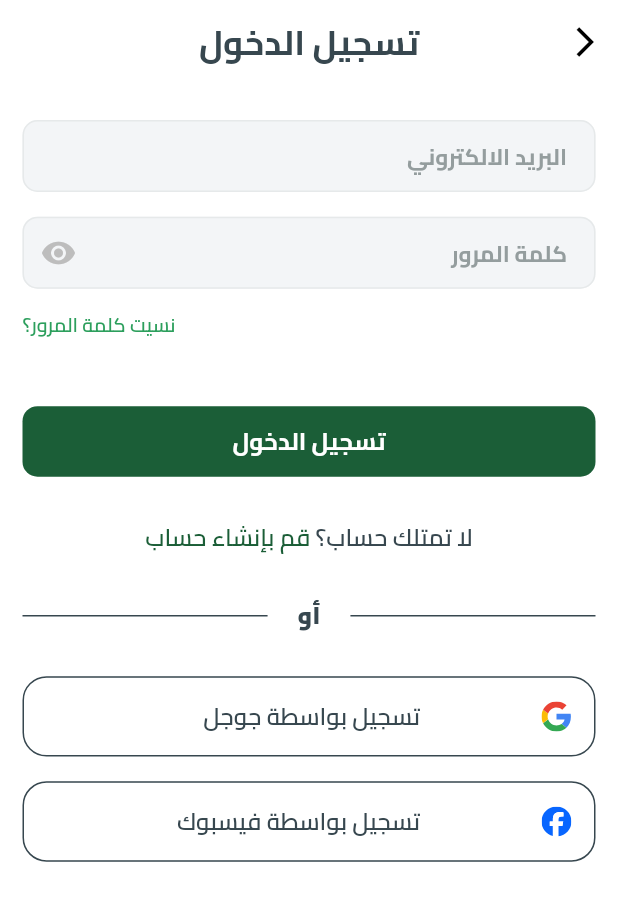
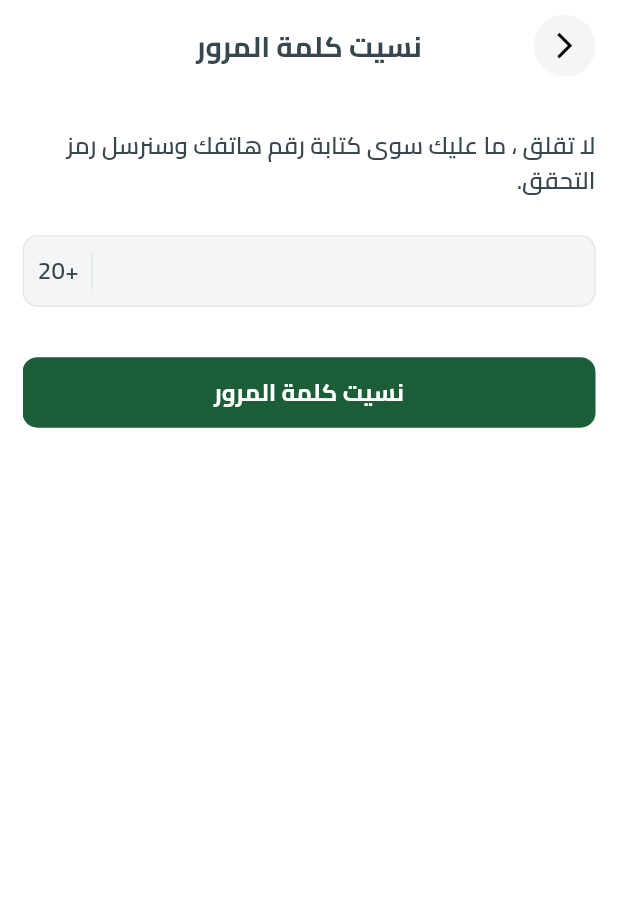
Before and after one commit to M-Fawzy2004/Fruit-App-Ecommerce, a Flutter app: the screen it shows after launch, after a tap on "تخط", after a tap on "نسيت كلمة المرور؟", on a phone screen of 412 x 824 dp. Shown: the top 901 px of the screen. Run offline on Flutter 3.47's test engine with Material 3 defaults, Android fonts, the phone set to English and light mode, and no system bars; our stand-ins replace bloc, cached_network_image, cloud_firestore, curved_navigation_bar, dartz, device_preview and 14 more; missing offline and left inert: flutter_facebook_auth, flutter_paypal_checkout; accounts and stored records are empty.

Commit message:
add screen forget pass and otp verf

```diff
--- a/assets/translations/ar.json
+++ b/assets/translations/ar.json
@@ -116,7 +116,9 @@
     "priceLow" : "السعر ( الأقل الي الأعلي )",
     "priceHigh" : "السعر ( الأعلي الي الأقل )",
     "alphabet" : "الأبجديه",
-    "filtering" : "تصفية"
+    "filtering" : "تصفية",
+    "have" : "لديك",
+    "category" : "منتجات فى سلله التسوق"
   },
 
   "Success" : {
--- a/assets/translations/en.json
+++ b/assets/translations/en.json
@@ -116,7 +116,9 @@
       "priceLow" : "Price (Low to High)",
       "priceHigh" :"Price (High to Low)",
       "alphabet" : "Alphabetically",
-      "filtering" : "تصفية"
+      "filtering" : "تصفية",
+      "have" : "لديك",
+      "category" : "منتجات فى سلله التسوق"
     },
 
     "Success" : {
--- a/lib/core/helper/on_generate.dart
+++ b/lib/core/helper/on_generate.dart
@@ -1,4 +1,6 @@
 import 'package:e_commerce_app/core/entities/product_entity.dart';
+import 'package:e_commerce_app/feature/auth/presentation/view/forget_password_view.dart';
+import 'package:e_commerce_app/feature/auth/presentation/view/pin_code_verf_view.dart';
 import 'package:e_commerce_app/feature/auth/presentation/view/signup_view.dart';
 import 'package:e_commerce_app/feature/best_selling/presentation/view/best_selling_view.dart';
 import 'package:e_commerce_app/feature/checkout/presentation/view/checkout_view.dart';
@@ -33,6 +35,14 @@ Route<dynamic> onGenerateRoute(RouteSettings settings) {
     // SignupView
     case SignUpView.routeName:
       return MaterialPageRoute(builder: (context) => SignUpView());
+
+    // forget password view
+    case ForgetPasswordView.routeName:
+      return MaterialPageRoute(builder: (context) => ForgetPasswordView());
+
+    // verification code view
+    case PinCodeVerificationView.routeName:
+      return MaterialPageRoute(builder: (context) => PinCodeVerificationView());
 
     // Homeview
     case MainView.routeName:
--- a/lib/core/widget/product_view_header.dart
+++ b/lib/core/widget/product_view_header.dart
@@ -20,12 +20,15 @@ class ProductViewHeader extends StatelessWidget {
   @override
   Widget build(BuildContext context) {
     bool isArabic = EasyLocalization.of(context)?.locale.languageCode == 'ar';
-    return Stack(
+    return Padding(
+      padding: const EdgeInsets.symmetric(vertical: 10.0),
+      child: Stack(
         alignment: Alignment.center,
         children: [
           if (isVisible)
             Align(
-            alignment: isArabic ? Alignment.centerRight : Alignment.centerLeft,
+              alignment:
+                  isArabic ? Alignment.centerRight : Alignment.centerLeft,
               child: Container(
                 height: MediaQuery.sizeOf(context).height * 0.05,
                 width: MediaQuery.sizeOf(context).width * 0.1,
@@ -51,7 +54,8 @@ class ProductViewHeader extends StatelessWidget {
           ),
           if (isVisibleNotification)
             Align(
-            alignment: isArabic ? Alignment.centerLeft : Alignment.centerRight,
+              alignment:
+                  isArabic ? Alignment.centerLeft : Alignment.centerRight,
               child: Container(
                 height: 35,
                 width: 35,
@@ -69,6 +73,7 @@ class ProductViewHeader extends StatelessWidget {
               ),
             ),
         ],
+      ),
     );
   }
 }
--- /dev/null
+++ b/lib/feature/auth/presentation/view/forget_password_view.dart
@@ -0,0 +1,26 @@
+import 'package:e_commerce_app/feature/auth/presentation/view/widget/forget_password_view_body.dart';
+import 'package:e_commerce_app/feature/auth/presentation/view/pin_code_verf_view.dart';
+import 'package:flutter/material.dart';
+
+class ForgetPasswordView extends StatelessWidget {
+  const ForgetPasswordView({super.key});
+
+  static const routeName = 'ForgetPasswordView';
+
+  @override
+  Widget build(BuildContext context) {
+    return Scaffold(
+      body: Padding(
+        padding: const EdgeInsets.symmetric(horizontal: 15.0),
+        child: SafeArea(
+          child: PageView(
+            children: [
+              ForgetPasswordViewBody(),
+              PinCodeVerificationView(),
+            ],
+          ),
+        ),
+      ),
+    );
+  }
+}
--- /dev/null
+++ b/lib/feature/auth/presentation/view/widget/forget_password_view_body.dart
@@ -0,0 +1,57 @@
+import 'package:e_commerce_app/core/utils/app_styles.dart';
+import 'package:e_commerce_app/core/widget/custom_button.dart';
+import 'package:e_commerce_app/core/widget/product_view_header.dart';
+import 'package:e_commerce_app/feature/auth/presentation/view/widget/phone_number_entry_box.dart';
+import 'package:e_commerce_app/feature/auth/presentation/view/pin_code_verf_view.dart';
+import 'package:flutter/material.dart';
+
+class ForgetPasswordViewBody extends StatelessWidget {
+  const ForgetPasswordViewBody({super.key});
+
+  @override
+  Widget build(BuildContext context) {
+    return CustomScrollView(
+      slivers: [
+        SliverToBoxAdapter(
+          child: ProductViewHeader(
+            isVisible: true,
+            isVisibleNotification: false,
+            title: 'نسيت كلمة المرور',
+          ),
+        ),
+        SliverToBoxAdapter(
+          child: SizedBox(
+            height: MediaQuery.sizeOf(context).height * 0.03,
+          ),
+        ),
+        SliverToBoxAdapter(
+          child: Text(
+            'لا تقلق ، ما عليك سوى كتابة رقم هاتفك وسنرسل رمز التحقق.',
+            style: Styles.fontText16(context),
+          ),
+        ),
+        SliverToBoxAdapter(
+          child: SizedBox(
+            height: MediaQuery.sizeOf(context).height * 0.03,
+          ),
+        ),
+        SliverToBoxAdapter(
+          child: PhoneNumberEntryBox(),
+        ),
+        SliverToBoxAdapter(
+          child: SizedBox(
+            height: MediaQuery.sizeOf(context).height * 0.02,
+          ),
+        ),
+        SliverToBoxAdapter(
+          child: CustomButton(
+            text: 'نسيت كلمة المرور',
+            onTap: () {
+              Navigator.pushNamed(context, PinCodeVerificationView.routeName);
+            },
+          ),
+        ),
+      ],
+    );
+  }
+}
--- /dev/null
+++ b/lib/feature/auth/presentation/view/widget/phone_number_entry_box.dart
@@ -0,0 +1,122 @@
+import 'package:e_commerce_app/constant.dart';
+import 'package:e_commerce_app/core/utils/app_styles.dart';
+import 'package:flutter/material.dart';
+import 'package:flutter/services.dart';
+
+class PhoneNumberEntryBox extends StatefulWidget {
+  final ValueChanged<String>? onPhoneNumberChanged;
+
+  const PhoneNumberEntryBox({super.key, this.onPhoneNumberChanged});
+
+  @override
+  State<PhoneNumberEntryBox> createState() => _PhoneNumberEntryBoxState();
+}
+
+class _PhoneNumberEntryBoxState extends State<PhoneNumberEntryBox> {
+  final TextEditingController _phoneNumberController = TextEditingController();
+  final FocusNode _phoneNumberFocusNode = FocusNode();
+  String _errorText = '';
+
+  @override
+  void dispose() {
+    _phoneNumberController.dispose();
+    _phoneNumberFocusNode.dispose();
+    super.dispose();
+  }
+
+  bool _validatePhoneNumber(String phoneNumber) {
+    final RegExp phoneRegex = RegExp(r'^\d{10}$');
+    return phoneRegex.hasMatch(phoneNumber);
+  }
+
+  void _onPhoneNumberChanged(String value) {
+    setState(() {
+      if (value.isEmpty) {
+        _errorText = '';
+      } else if (!_validatePhoneNumber(value)) {
+        _errorText = "الرجاء إدخال رقم هاتف صالح مكون من 10 أرقام";
+      } else {
+        _errorText = '';
+      }
+    });
+
+    widget.onPhoneNumberChanged?.call(value);
+  }
+
+  @override
+  Widget build(BuildContext context) {
+    return Column(
+      crossAxisAlignment: CrossAxisAlignment.start,
+      children: [
+        TextField(
+          controller: _phoneNumberController,
+          focusNode: _phoneNumberFocusNode,
+          style: Styles.fontText16(context),
+          textDirection: TextDirection.ltr,
+          decoration: InputDecoration(
+            fillColor: Theme.of(context).colorScheme.tertiary,
+            filled: true,
+            contentPadding: const EdgeInsets.symmetric(
+              vertical: 12,
+              horizontal: 15,
+            ),
+            border: OutlineInputBorder(
+              borderRadius: BorderRadius.circular(10),
+            ),
+            enabledBorder: _methodEnableOutlineBorder(),
+            focusedBorder: _methodFocusOutlineBorder(),
+            errorText: _errorText.isNotEmpty ? _errorText : null,
+            suffixIcon: Padding(
+              padding: const EdgeInsets.symmetric(horizontal: 10.0),
+              child: Row(
+                mainAxisSize: MainAxisSize.min,
+                children: [
+                  Container(
+                    width: MediaQuery.sizeOf(context).width * 0.003,
+                    height: MediaQuery.sizeOf(context).height * 0.03,
+                    color: kColorGery,
+                  ),
+                  SizedBox(
+                    width: MediaQuery.sizeOf(context).width * 0.02,
+                  ),
+                  Text(
+                    '+20',
+                    style: Styles.fontText16(context),
+                  ),
+                ],
+              ),
+            ),
+          ),
+          keyboardType: TextInputType.phone,
+          inputFormatters: [
+            FilteringTextInputFormatter.digitsOnly,
+            LengthLimitingTextInputFormatter(10),
+          ],
+          onChanged: _onPhoneNumberChanged,
+        ),
+        SizedBox(
+          height: MediaQuery.sizeOf(context).height * 0.02,
+        ),
+      ],
+    );
+  }
+
+  OutlineInputBorder _methodEnableOutlineBorder() {
+    return OutlineInputBorder(
+      borderRadius: BorderRadius.circular(10),
+      borderSide: BorderSide(
+        color: kColorGery,
+      ),
+    );
+  }
+
+  OutlineInputBorder _methodFocusOutlineBorder() {
+    return OutlineInputBorder(
+      borderRadius: BorderRadius.circular(10),
+      borderSide: BorderSide(
+        color: kColorGery,
+        width: 2,
+      ),
+    );
+  }
+}
--- a/lib/feature/auth/presentation/view/widget/signin_view_body.dart
+++ b/lib/feature/auth/presentation/view/widget/signin_view_body.dart
@@ -2,6 +2,7 @@ import 'package:e_commerce_app/constant.dart';
 import 'package:e_commerce_app/core/utils/app_styles.dart';
 import 'package:e_commerce_app/core/widget/custom_button.dart';
 import 'package:e_commerce_app/feature/auth/presentation/manager/signin_cubit/signin_cubit_cubit.dart';
+import 'package:e_commerce_app/feature/auth/presentation/view/forget_password_view.dart';
 import 'package:e_commerce_app/feature/auth/presentation/view/signup_view.dart';
 import 'package:e_commerce_app/feature/auth/presentation/view/widget/custom_form_text_field.dart';
 import 'package:e_commerce_app/feature/auth/presentation/view/widget/custom_login_different.dart';
@@ -54,7 +55,12 @@ class _SignInViewBodyState extends State<SignInViewBody> {
                 child: Padding(
                   padding: const EdgeInsets.symmetric(vertical: 15.0),
                   child: GestureDetector(
-                    onTap: () {},
+                    onTap: () {
+                      Navigator.pushNamed(
+                        context,
+                        ForgetPasswordView.routeName,
+                      );
+                    },
                     child: Text(
                       LocaleKeys.Login_forgotPassword.tr(),
                       style: Styles.fontText13(context)
--- a/lib/feature/home/presentation/view/widget/cart_header.dart
+++ b/lib/feature/home/presentation/view/widget/cart_header.dart
@@ -30,7 +30,7 @@ class CartHeader extends StatelessWidget {
           color: Color(0xffEBF9F1),
           child: Center(
             child: Text(
-              'لديك ${context.watch<CartCubit>().cartEntity.cartItems.length} منتجات في سله التسوق',
+              '${LocaleKeys.CategoryProduct_have.tr()} ${context.watch<CartCubit>().cartEntity.cartItems.length} ${LocaleKeys.CategoryProduct_category.tr()}',
               style: Styles.fontText13(context).copyWith(
                 color: activeDotColor,
               ),
--- a/pubspec.yaml
+++ b/pubspec.yaml
@@ -53,6 +53,7 @@ dependencies:
   http: ^1.2.2
   loading_animation_widget: ^1.3.0
   modal_progress_hud_nsn: ^0.5.1
+  pin_code_fields: ^8.0.1
   provider: ^6.1.2
   remove_bg: ^0.0.3
   shared_preferences: ^2.4.0
```
Also changed, not shown: lib/feature/auth/presentation/view/pin_code_verf_view.dart (added, +24 -0 lines), lib/feature/auth/presentation/view/widget/pin_code_input_field.dart (added, +73 -0 lines), lib/feature/auth/presentation/view/widget/pin_code_verf_view_body.dart (added, +91 -0 lines), lib/feature/best_selling/presentation/view/best_selling_view.dart (+13 -4 lines), lib/feature/best_selling/presentation/view/widget/best_selling_view_body.dart (+45 -9 lines), lib/feature/profile/presentation/view/widget/custom_logout_account.dart (+8 -1 lines), lib/generated/codegen_loader.g.dart, lib/generated/locale_keys.g.dart, pubspec.lock. Lines whose indentation alone changed are shown as unchanged.
